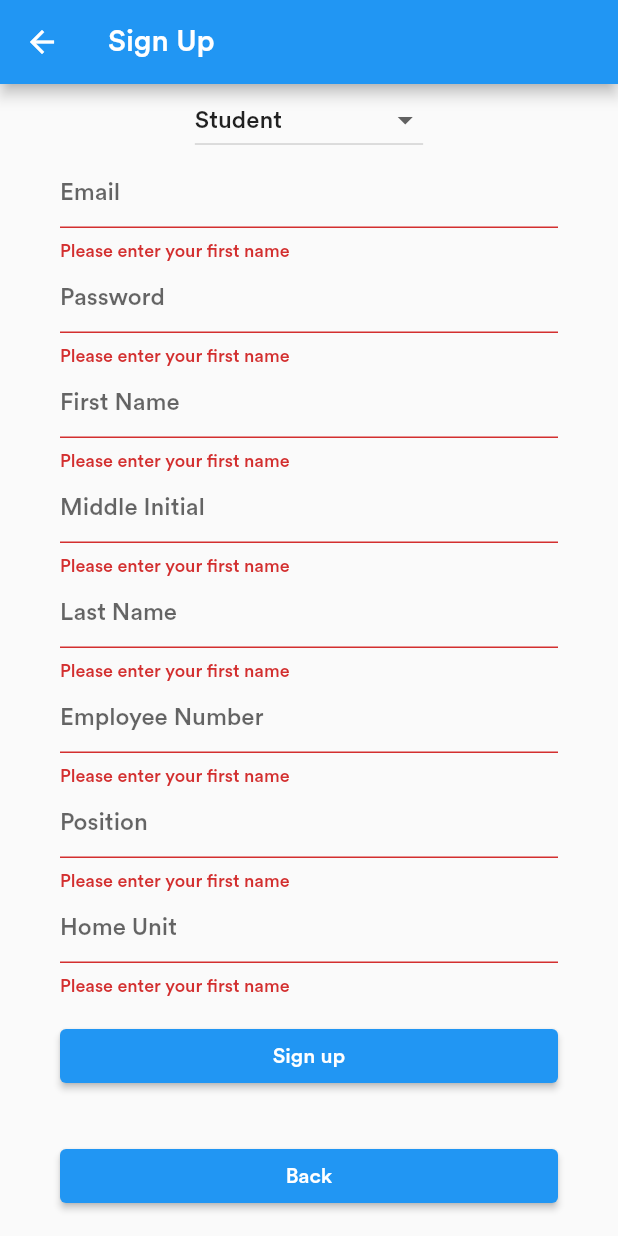
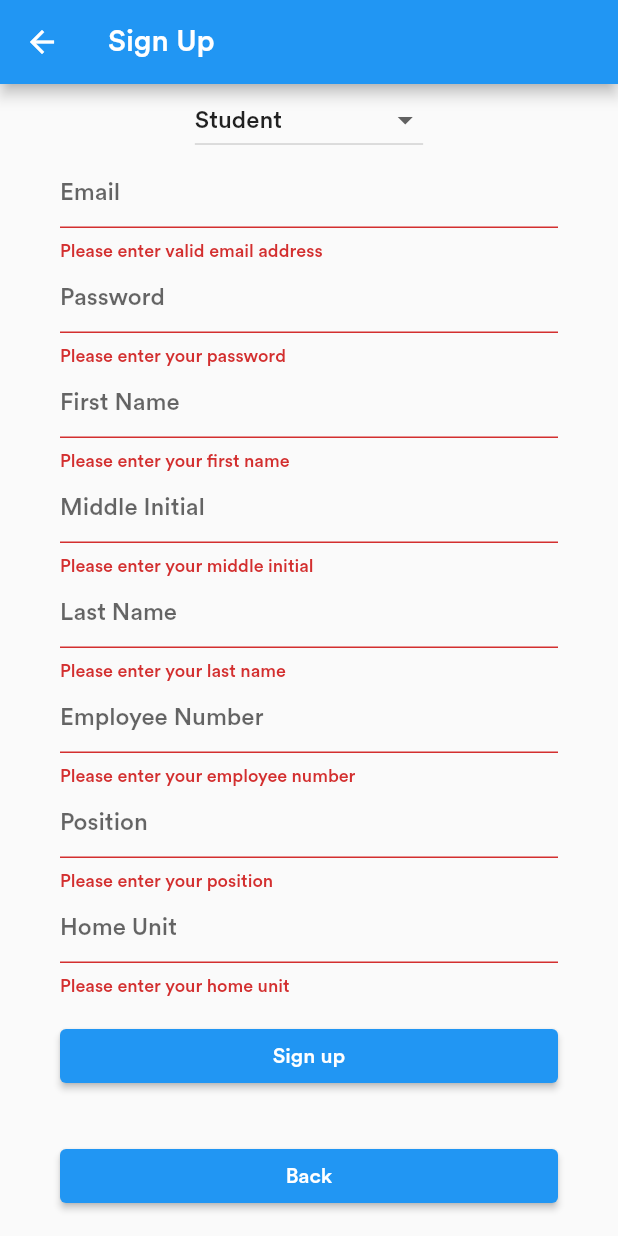
Before and after one commit to jaungos/ohmsim, a Flutter app: the SignupPage screen opened by its route, after a tap on "Sign up", on a phone screen of 412 x 824 dp. Run offline on Flutter 3.47's test engine with Material 2 defaults, Android fonts, the phone set to English and light mode, and no system bars; our stand-ins replace cloud_firestore, firebase_auth, firebase_core; accounts and stored records are empty.

Commit message:
edit signup.dart

```diff
--- a/ohmsim/lib/screens/signup.dart
+++ b/ohmsim/lib/screens/signup.dart
@@ -1,3 +1,4 @@
+import 'package:firebase_auth/firebase_auth.dart';
 import 'package:flutter/material.dart';
 import 'package:ohmsim/providers/authProvider.dart';
 import 'package:provider/provider.dart';
@@ -87,8 +88,18 @@ class _SignupFormState extends State<SignupForm> {
     TextEditingController employeeNoController = TextEditingController();
     TextEditingController positionController = TextEditingController();
     TextEditingController homeUnitController = TextEditingController();
+    final emailRegex = RegExp(r'^[\w-]+(\.[\w-]+)*@([\w-]+\.)+[a-zA-Z]{2,7}$');
+    late String privilege = context.watch<AuthProvider>().privilege;
+    Future<bool> emailValidator(String email) async {
+      try {
+        List<String> usersignin =
+            await FirebaseAuth.instance.fetchSignInMethodsForEmail(email);
 
-    late String privilege = context.watch<AuthProvider>().privilege;
+        return usersignin.isEmpty;
+      } catch (e) {
+        return true;
+      }
+    }
 
     // TextField for Email
     final email = TextFormField(
@@ -97,12 +108,14 @@ class _SignupFormState extends State<SignupForm> {
         hintText: "Email",
       ),
       validator: (value) {
-        if (value == null || value.isEmpty) {
-          return "Please enter your first name";
+        if (value == null ||
+            value.isEmpty ||
+            emailRegex.hasMatch(value) == false) {
+          return "Please enter valid email address";
         }
         return null;
       },
-      onSaved: (newValue) => debugPrint("First Name Saved"),
+      onSaved: (newValue) => debugPrint("Email Saved"),
     );
 
     // TextField for Password
@@ -113,11 +126,11 @@ class _SignupFormState extends State<SignupForm> {
       ),
       validator: (value) {
         if (value == null || value.isEmpty) {
-          return "Please enter your first name";
+          return "Please enter your password";
         }
         return null;
       },
-      onSaved: (newValue) => debugPrint("First Name Saved"),
+      onSaved: (newValue) => debugPrint("Password Saved"),
     );
 
     // TextField for First Name
@@ -143,11 +156,11 @@ class _SignupFormState extends State<SignupForm> {
       ),
       validator: (value) {
         if (value == null || value.isEmpty) {
-          return "Please enter your first name";
+          return "Please enter your middle initial";
         }
         return null;
       },
-      onSaved: (newValue) => debugPrint("First Name Saved"),
+      onSaved: (newValue) => debugPrint("Middle Initial Saved"),
     );
 
     // TextField for Last Name
@@ -158,11 +171,11 @@ class _SignupFormState extends State<SignupForm> {
       ),
       validator: (value) {
         if (value == null || value.isEmpty) {
-          return "Please enter your first name";
+          return "Please enter your last name";
         }
         return null;
       },
-      onSaved: (newValue) => debugPrint("First Name Saved"),
+      onSaved: (newValue) => debugPrint("Last Name Saved"),
     );
 
     // TextField for Username
@@ -173,11 +186,11 @@ class _SignupFormState extends State<SignupForm> {
       ),
       validator: (value) {
         if (value == null || value.isEmpty) {
-          return "Please enter your first name";
+          return "Please enter your username";
         }
         return null;
       },
-      onSaved: (newValue) => debugPrint("First Name Saved"),
+      onSaved: (newValue) => debugPrint("Username Saved"),
     );
 
     // TextField for College
@@ -188,11 +201,11 @@ class _SignupFormState extends State<SignupForm> {
       ),
       validator: (value) {
         if (value == null || value.isEmpty) {
-          return "Please enter your first name";
+          return "Please enter your college";
         }
         return null;
       },
-      onSaved: (newValue) => debugPrint("First Name Saved"),
+      onSaved: (newValue) => debugPrint("College Saved"),
     );
 
     // TextField for Course
@@ -203,11 +216,11 @@ class _SignupFormState extends State<SignupForm> {
       ),
       validator: (value) {
         if (value == null || value.isEmpty) {
-          return "Please enter your first name";
+          return "Please enter your course";
         }
         return null;
       },
-      onSaved: (newValue) => debugPrint("First Name Saved"),
+      onSaved: (newValue) => debugPrint("Course Saved"),
     );
 
     // TextField for Student Number
@@ -218,11 +231,11 @@ class _SignupFormState extends State<SignupForm> {
       ),
       validator: (value) {
         if (value == null || value.isEmpty) {
-          return "Please enter your first name";
+          return "Please enter your student number";
         }
         return null;
       },
-      onSaved: (newValue) => debugPrint("First Name Saved"),
+      onSaved: (newValue) => debugPrint("Student Number Saved"),
     );
 
     // TextField for Employee Number
@@ -233,11 +246,11 @@ class _SignupFormState extends State<SignupForm> {
       ),
       validator: (value) {
         if (value == null || value.isEmpty) {
-          return "Please enter your first name";
+          return "Please enter your employee number";
         }
         return null;
       },
-      onSaved: (newValue) => debugPrint("First Name Saved"),
+      onSaved: (newValue) => debugPrint("Employee Number Saved"),
     );
 
     // TextField for Position
@@ -248,11 +261,11 @@ class _SignupFormState extends State<SignupForm> {
       ),
       validator: (value) {
         if (value == null || value.isEmpty) {
-          return "Please enter your first name";
+          return "Please enter your position";
         }
         return null;
       },
-      onSaved: (newValue) => debugPrint("First Name Saved"),
+      onSaved: (newValue) => debugPrint("Position Saved"),
     );
 
     // TextField for Home Unit
@@ -263,11 +276,11 @@ class _SignupFormState extends State<SignupForm> {
       ),
       validator: (value) {
         if (value == null || value.isEmpty) {
-          return "Please enter your first name";
+          return "Please enter your home unit";
         }
         return null;
       },
-      onSaved: (newValue) => debugPrint("First Name Saved"),
+      onSaved: (newValue) => debugPrint("Home Unit Saved"),
     );
 
     // SignUp Button
```
